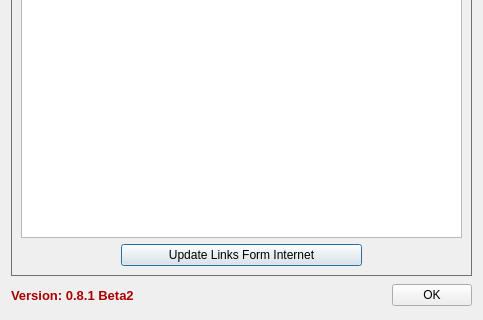
Before: the Qt Designer form About_Window.ui in qunying/aqemu-old, drawn with Qt 5; both pictures show x 0 to 483 and y 225 to 545 of the 483 by 545 pixel window.
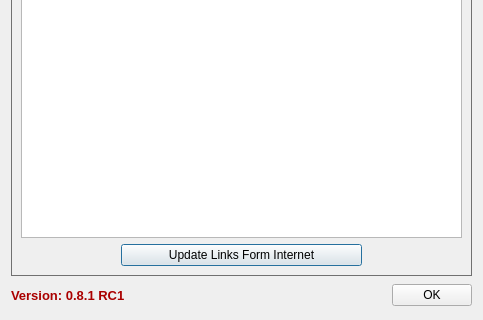
After: the same form once the commit is applied. The open tabs and pages were chosen to show the change. Icons and pictures are not drawn.

Commit message: Fixed RAM error message and continue porting to Windows

The edit to the form file:
```diff
--- a/About_Window.ui
+++ b/About_Window.ui
@@ -524,7 +524,7 @@
 &lt;table border=&quot;0&quot; style=&quot;-qt-table-type: root; margin-top:4px; margin-bottom:4px; margin-left:4px; margin-right:4px;&quot;&gt;
 &lt;tr&gt;
 &lt;td style=&quot;border: none;&quot;&gt;
-&lt;p style=&quot; margin-top:0px; margin-bottom:0px; margin-left:0px; margin-right:0px; -qt-block-indent:0; text-indent:0px;&quot;&gt;&lt;span style=&quot; font-family:'Nimbus Sans L'; font-weight:600; color:#aa0000;&quot;&gt;Version: 0.8.1 Beta2&lt;/span&gt;&lt;/p&gt;&lt;/td&gt;&lt;/tr&gt;&lt;/table&gt;&lt;/body&gt;&lt;/html&gt;</string>
+&lt;p style=&quot; margin-top:0px; margin-bottom:0px; margin-left:0px; margin-right:0px; -qt-block-indent:0; text-indent:0px;&quot;&gt;&lt;span style=&quot; font-family:'Nimbus Sans L'; font-weight:600; color:#aa0000;&quot;&gt;Version: 0.8.1 RC1&lt;/span&gt;&lt;/p&gt;&lt;/td&gt;&lt;/tr&gt;&lt;/table&gt;&lt;/body&gt;&lt;/html&gt;</string>
        </property>
       </widget>
      </item>
```
Left out of the diff: 68 changed lines with no effect on the pictures. The commit also changes 7 other files.
